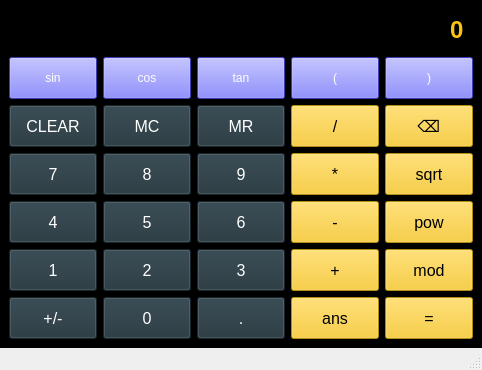
Before: the Qt Designer form calculator.ui in littlemight/OOPerator, drawn with Qt 5.
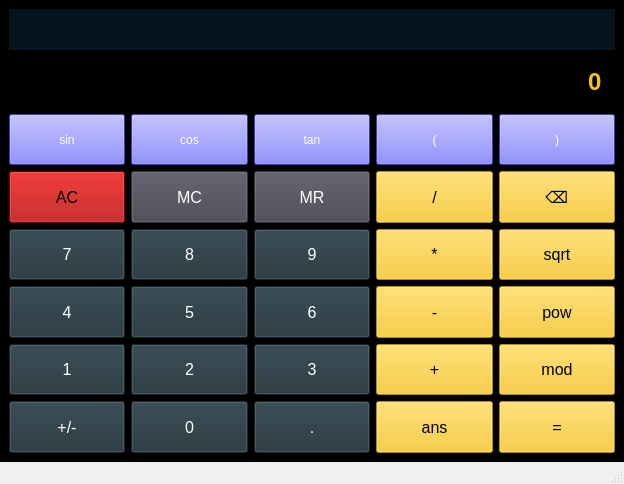
After: the same form once the commit is applied.

Commit message: add errorLog di GUI, update Parser class di GUI

The edit to the form file:
```diff
--- a/calculator.ui
+++ b/calculator.ui
@@ -6,8 +6,8 @@
    <rect>
     <x>0</x>
     <y>0</y>
-    <width>482</width>
-    <height>370</height>
+    <width>624</width>
+    <height>484</height>
    </rect>
   </property>
   <property name="windowTitle">
@@ -23,8 +23,8 @@
 }</string>
    </property>
    <layout class="QGridLayout" name="gridLayout">
-    <item row="2" column="4">
-     <widget class="QPushButton" name="delBtn">
+    <item row="7" column="4">
+     <widget class="QPushButton" name="squareBtn">
       <property name="sizePolicy">
        <sizepolicy hsizetype="Preferred" vsizetype="Preferred">
         <horstretch>0</horstretch>
@@ -46,12 +46,12 @@
 }</string>
       </property>
       <property name="text">
-       <string>⌫</string>
+       <string>pow</string>
       </property>
      </widget>
     </item>
-    <item row="6" column="2">
-     <widget class="QPushButton" name="decimalBtn">
+    <item row="5" column="1">
+     <widget class="QPushButton" name="mcBtn">
       <property name="sizePolicy">
        <sizepolicy hsizetype="Preferred" vsizetype="Preferred">
         <horstretch>0</horstretch>
@@ -67,44 +67,217 @@
       </property>
       <property name="styleSheet">
        <string notr="true">QPushButton {
+	background-color: #474350;
+	color: #ffffff;
+	padding: 5px;
+}</string>
+      </property>
+      <property name="text">
+       <string>MC</string>
+      </property>
+     </widget>
+    </item>
+    <item row="5" column="0">
+     <widget class="QPushButton" name="clearBtn">
+      <property name="sizePolicy">
+       <sizepolicy hsizetype="Preferred" vsizetype="Preferred">
+        <horstretch>0</horstretch>
+        <verstretch>0</verstretch>
+       </sizepolicy>
+      </property>
+      <property name="font">
+       <font>
+        <pointsize>12</pointsize>
+        <weight>50</weight>
+        <bold>false</bold>
+       </font>
+      </property>
+      <property name="styleSheet">
+       <string notr="true">QPushButton {
+	background-color: #AA0000;
+	color: #000000;
+	padding: 5px;
+}</string>
+      </property>
+      <property name="text">
+       <string>AC</string>
+      </property>
+     </widget>
+    </item>
+    <item row="9" column="3">
+     <widget class="QPushButton" name="ansBtn">
+      <property name="sizePolicy">
+       <sizepolicy hsizetype="Preferred" vsizetype="Preferred">
+        <horstretch>0</horstretch>
+        <verstretch>0</verstretch>
+       </sizepolicy>
+      </property>
+      <property name="font">
+       <font>
+        <pointsize>12</pointsize>
+        <weight>50</weight>
+        <bold>false</bold>
+       </font>
+      </property>
+      <property name="styleSheet">
+       <string notr="true">QPushButton {
+	background-color: #f8c414;
+	color: #000000;
+	padding: 5px;
+}</string>
+      </property>
+      <property name="text">
+       <string>ans</string>
+      </property>
+     </widget>
+    </item>
+    <item row="3" column="1">
+     <widget class="QPushButton" name="cosBtn">
+      <property name="sizePolicy">
+       <sizepolicy hsizetype="Preferred" vsizetype="Preferred">
+        <horstretch>0</horstretch>
+        <verstretch>0</verstretch>
+       </sizepolicy>
+      </property>
+      <property name="styleSheet">
+       <string notr="true">QPushButton {
+	background: rgb(85, 85, 255);
+	color: #ffffff;
+}</string>
+      </property>
+      <property name="text">
+       <string>cos</string>
+      </property>
+     </widget>
+    </item>
+    <item row="6" column="1">
+     <widget class="QPushButton" name="digBtn8">
+      <property name="sizePolicy">
+       <sizepolicy hsizetype="Preferred" vsizetype="Preferred">
+        <horstretch>0</horstretch>
+        <verstretch>0</verstretch>
+       </sizepolicy>
+      </property>
+      <property name="font">
+       <font>
+        <pointsize>12</pointsize>
+        <weight>50</weight>
+        <bold>false</bold>
+       </font>
+      </property>
+      <property name="styleSheet">
+       <string notr="true">QPushButton {
 	background-color: #22333B;
 	color: #ffffff;
 	padding: 5px;
 }</string>
       </property>
       <property name="text">
-       <string>.</string>
+       <string>8</string>
+      </property>
+     </widget>
+    </item>
+    <item row="9" column="0">
+     <widget class="QPushButton" name="signBtn">
+      <property name="sizePolicy">
+       <sizepolicy hsizetype="Preferred" vsizetype="Preferred">
+        <horstretch>0</horstretch>
+        <verstretch>0</verstretch>
+       </sizepolicy>
+      </property>
+      <property name="font">
+       <font>
+        <pointsize>12</pointsize>
+        <weight>50</weight>
+        <bold>false</bold>
+       </font>
+      </property>
+      <property name="styleSheet">
+       <string notr="true">QPushButton {
+	background-color: #22333B;
+	color: #ffffff;
+	padding: 5px;
+}</string>
+      </property>
+      <property name="text">
+       <string>+/-</string>
+      </property>
+     </widget>
+    </item>
+    <item row="3" column="2">
+     <widget class="QPushButton" name="tanBtn">
+      <property name="sizePolicy">
+       <sizepolicy hsizetype="Preferred" vsizetype="Preferred">
+        <horstretch>0</horstretch>
+        <verstretch>0</verstretch>
+       </sizepolicy>
+      </property>
+      <property name="styleSheet">
+       <string notr="true">QPushButton {
+	background: rgb(85, 85, 255);
+	color: #ffffff;
+}</string>
+      </property>
+      <property name="text">
+       <string>tan</string>
+      </property>
+     </widget>
+    </item>
+    <item row="6" column="3">
+     <widget class="QPushButton" name="mulBtn">
+      <property name="sizePolicy">
+       <sizepolicy hsizetype="Preferred" vsizetype="Preferred">
+        <horstretch>0</horstretch>
+        <verstretch>0</verstretch>
+       </sizepolicy>
+      </property>
+      <property name="font">
+       <font>
+        <pointsize>12</pointsize>
+        <weight>50</weight>
+        <bold>false</bold>
+       </font>
+      </property>
+      <property name="styleSheet">
+       <string notr="true">QPushButton {
+	background-color: #f8c414;
+	color: #000000;
+	padding: 5px;
+}</string>
+      </property>
+      <property name="text">
+       <string>*</string>
+      </property>
+     </widget>
+    </item>
+    <item row="8" column="0">
+     <widget class="QPushButton" name="digBtn1">
+      <property name="sizePolicy">
+       <sizepolicy hsizetype="Preferred" vsizetype="Preferred">
+        <horstretch>0</horstretch>
+        <verstretch>0</verstretch>
+       </sizepolicy>
+      </property>
+      <property name="font">
+       <font>
+        <pointsize>12</pointsize>
+        <weight>50</weight>
+        <bold>false</bold>
+       </font>
+      </property>
+      <property name="styleSheet">
+       <string notr="true">QPushButton {
+	background-color: #22333B;
+	color: #ffffff;
+	padding: 5px;
+}</string>
+      </property>
+      <property name="text">
+       <string>1</string>
       </property>
      </widget>
     </item>
     <item row="5" column="2">
-     <widget class="QPushButton" name="digBtn3">
-      <property name="sizePolicy">
-       <sizepolicy hsizetype="Preferred" vsizetype="Preferred">
-        <horstretch>0</horstretch>
-        <verstretch>0</verstretch>
-       </sizepolicy>
-      </property>
-      <property name="font">
-       <font>
-        <pointsize>12</pointsize>
-        <weight>50</weight>
-        <bold>false</bold>
-       </font>
-      </property>
-      <property name="styleSheet">
-       <string notr="true">QPushButton {
-	background-color: #22333B;
-	color: #ffffff;
-	padding: 5px;
-}</string>
-      </property>
-      <property name="text">
-       <string>3</string>
-      </property>
-     </widget>
-    </item>
-    <item row="2" column="2">
      <widget class="QPushButton" name="mrBtn">
       <property name="sizePolicy">
        <sizepolicy hsizetype="Preferred" vsizetype="Preferred">
@@ -121,7 +294,7 @@
       </property>
       <property name="styleSheet">
        <string notr="true">QPushButton {
-	background-color: #22333B;
+	background-color: #474350;
 	color: #ffffff;
 	padding: 5px;
 }</string>
@@ -131,8 +304,8 @@
       </property>
      </widget>
     </item>
-    <item row="4" column="1">
-     <widget class="QPushButton" name="digBtn5">
+    <item row="7" column="2">
+     <widget class="QPushButton" name="digBtn6">
       <property name="sizePolicy">
        <sizepolicy hsizetype="Preferred" vsizetype="Preferred">
         <horstretch>0</horstretch>
@@ -154,12 +327,12 @@
 }</string>
       </property>
       <property name="text">
-       <string>5</string>
+       <string>6</string>
       </property>
      </widget>
     </item>
-    <item row="0" column="0" colspan="5">
-     <widget class="QLineEdit" name="display">
+    <item row="8" column="1">
+     <widget class="QPushButton" name="digBtn2">
       <property name="sizePolicy">
        <sizepolicy hsizetype="Preferred" vsizetype="Preferred">
         <horstretch>0</horstretch>
@@ -168,26 +341,132 @@
       </property>
       <property name="font">
        <font>
-        <pointsize>18</pointsize>
-        <weight>75</weight>
-        <bold>true</bold>
+        <pointsize>12</pointsize>
+        <weight>50</weight>
+        <bold>false</bold>
        </font>
       </property>
       <property name="styleSheet">
-       <string notr="true">QLineEdit {
-	color: #f8c414;
+       <string notr="true">QPushButton {
+	background-color: #22333B;
+	color: #ffffff;
 	padding: 5px;
 }</string>
       </property>
       <property name="text">
-       <string>0</string>
+       <string>2</string>
       </property>
-      <property name="alignment">
-       <set>Qt::AlignRight|Qt::AlignTrailing|Qt::AlignVCenter</set>
+     </widget>
+    </item>
+    <item row="6" column="2">
+     <widget class="QPushButton" name="digBtn9">
+      <property name="sizePolicy">
+       <sizepolicy hsizetype="Preferred" vsizetype="Preferred">
+        <horstretch>0</horstretch>
+        <verstretch>0</verstretch>
+       </sizepolicy>
       </property>
+      <property name="font">
+       <font>
+        <pointsize>12</pointsize>
+        <weight>50</weight>
+        <bold>false</bold>
+       </font>
+      </property>
+      <property name="styleSheet">
+       <string notr="true">QPushButton {
+	background-color: #22333B;
+	color: #ffffff;
+	padding: 5px;
+}</string>
+      </property>
+      <property name="text">
+       <string>9</string>
+      </property>
      </widget>
     </item>
-    <item row="4" column="0">
+    <item row="8" column="3">
+     <widget class="QPushButton" name="addBtn">
+      <property name="sizePolicy">
+       <sizepolicy hsizetype="Preferred" vsizetype="Preferred">
+        <horstretch>0</horstretch>
+        <verstretch>0</verstretch>
+       </sizepolicy>
+      </property>
+      <property name="font">
+       <font>
+        <pointsize>12</pointsize>
+        <weight>50</weight>
+        <bold>false</bold>
+       </font>
+      </property>
+      <property name="styleSheet">
+       <string notr="true">QPushButton {
+	background-color: #f8c414;
+	color: #000000;
+	padding: 5px;
+}</string>
+      </property>
+      <property name="text">
+       <string>+</string>
+      </property>
+     </widget>
+    </item>
+    <item row="8" column="4">
+     <widget class="QPushButton" name="modBtn">
+      <property name="sizePolicy">
+       <sizepolicy hsizetype="Preferred" vsizetype="Preferred">
+        <horstretch>0</horstretch>
+        <verstretch>0</verstretch>
+       </sizepolicy>
+      </property>
+      <property name="font">
+       <font>
+        <pointsize>12</pointsize>
+        <weight>50</weight>
+        <bold>false</bold>
+       </font>
+      </property>
+      <property name="styleSheet">
+       <string notr="true">QPushButton {
+	background-color: #f8c414;
+	color: #000000;
+	padding: 5px;
+}</string>
+      </property>
+      <property name="text">
+       <string>mod</string>
+      </property>
+     </widget>
+    </item>
+    <item row="9" column="2">
+     <widget class="QPushButton" name="decimalBtn">
+      <property name="sizePolicy">
+       <sizepolicy hsizetype="Preferred" vsizetype="Preferred">
+        <horstretch>0</horstretch>
+        <verstretch>0</verstretch>
+       </sizepolicy>
+      </property>
+      <property name="font">
+       <font>
+        <pointsize>12</pointsize>
+        <weight>50</weight>
+        <bold>false</bold>
+       </font>
+      </property>
+      <property name="styleSheet">
+       <string notr="true">QPushButton {
+	background-color: #22333B;
+	color: #ffffff;
+	padding: 5px;
+}</string>
+      </property>
+      <property name="text">
+       <string>.</string>
+      </property>
+     </widget>
+    </item>
+    <item row="7" column="0">
      <widget class="QPushButton" name="digBtn4">
       <property name="sizePolicy">
        <sizepolicy hsizetype="Preferred" vsizetype="Preferred">
@@ -214,7 +493,7 @@
       </property>
      </widget>
     </item>
-    <item row="3" column="4">
+    <item row="6" column="4">
      <widget class="QPushButton" name="sqrtBtn">
       <property name="sizePolicy">
        <sizepolicy hsizetype="Preferred" vsizetype="Preferred">
@@ -241,7 +520,53 @@
       </property>
      </widget>
     </item>
-    <item row="4" column="3">
+    <item row="3" column="4">
+     <widget class="QPushButton" name="closeBrBtn">
+      <property name="sizePolicy">
+       <sizepolicy hsizetype="Preferred" vsizetype="Preferred">
+        <horstretch>0</horstretch>
+        <verstretch>0</verstretch>
+       </sizepolicy>
+      </property>
+      <property name="styleSheet">
+       <string notr="true">QPushButton {
+	background: rgb(85, 85, 255);
+	color: #ffffff;
+}</string>
+      </property>
+      <property name="text">
+       <string>)</string>
+      </property>
+     </widget>
+    </item>
+    <item row="5" column="4">
+     <widget class="QPushButton" name="delBtn">
+      <property name="sizePolicy">
+       <sizepolicy hsizetype="Preferred" vsizetype="Preferred">
+        <horstretch>0</horstretch>
+        <verstretch>0</verstretch>
+       </sizepolicy>
+      </property>
+      <property name="font">
+       <font>
+        <pointsize>12</pointsize>
+        <weight>50</weight>
+        <bold>false</bold>
+       </font>
+      </property>
+      <property name="styleSheet">
+       <string notr="true">QPushButton {
+	background-color: #f8c414;
+	color: #000000;
+	padding: 5px;
+}</string>
+      </property>
+      <property name="text">
+       <string>⌫</string>
+      </property>
+     </widget>
+    </item>
+    <item row="7" column="3">
      <widget class="QPushButton" name="substractBtn">
       <property name="sizePolicy">
        <sizepolicy hsizetype="Preferred" vsizetype="Preferred">
@@ -268,88 +593,7 @@
       </property>
      </widget>
     </item>
-    <item row="3" column="1">
-     <widget class="QPushButton" name="digBtn8">
-      <property name="sizePolicy">
-       <sizepolicy hsizetype="Preferred" vsizetype="Preferred">
-        <horstretch>0</horstretch>
-        <verstretch>0</verstretch>
-       </sizepolicy>
-      </property>
-      <property name="font">
-       <font>
-        <pointsize>12</pointsize>
-        <weight>50</weight>
-        <bold>false</bold>
-       </font>
-      </property>
-      <property name="styleSheet">
-       <string notr="true">QPushButton {
-	background-color: #22333B;
-	color: #ffffff;
-	padding: 5px;
-}</string>
-      </property>
-      <property name="text">
-       <string>8</string>
-      </property>
-     </widget>
-    </item>
-    <item row="3" column="2">
-     <widget class="QPushButton" name="digBtn9">
-      <property name="sizePolicy">
-       <sizepolicy hsizetype="Preferred" vsizetype="Preferred">
-        <horstretch>0</horstretch>
-        <verstretch>0</verstretch>
-       </sizepolicy>
-      </property>
-      <property name="font">
-       <font>
-        <pointsize>12</pointsize>
-        <weight>50</weight>
-        <bold>false</bold>
-       </font>
-      </property>
-      <property name="styleSheet">
-       <string notr="true">QPushButton {
-	background-color: #22333B;
-	color: #ffffff;
-	padding: 5px;
-}</string>
-      </property>
-      <property name="text">
-       <string>9</string>
-      </property>
-     </widget>
-    </item>
-    <item row="6" column="3">
-     <widget class="QPushButton" name="ansBtn">
-      <property name="sizePolicy">
-       <sizepolicy hsizetype="Preferred" vsizetype="Preferred">
-        <horstretch>0</horstretch>
-        <verstretch>0</verstretch>
-       </sizepolicy>
-      </property>
-      <property name="font">
-       <font>
-        <pointsize>12</pointsize>
-        <weight>50</weight>
-        <bold>false</bold>
-       </font>
-      </property>
-      <property name="styleSheet">
-       <string notr="true">QPushButton {
-	background-color: #f8c414;
-	color: #000000;
-	padding: 5px;
-}</string>
-      </property>
-      <property name="text">
-       <string>ans</string>
-      </property>
-     </widget>
-    </item>
-    <item row="3" column="0">
+    <item row="6" column="0">
      <widget class="QPushButton" name="digBtn7">
       <property name="sizePolicy">
        <sizepolicy hsizetype="Preferred" vsizetype="Preferred">
@@ -376,169 +620,7 @@
       </property>
      </widget>
     </item>
-    <item row="5" column="0">
-     <widget class="QPushButton" name="digBtn1">
-      <property name="sizePolicy">
-       <sizepolicy hsizetype="Preferred" vsizetype="Preferred">
-        <horstretch>0</horstretch>
-        <verstretch>0</verstretch>
-       </sizepolicy>
-      </property>
-      <property name="font">
-       <font>
-        <pointsize>12</pointsize>
-        <weight>50</weight>
-        <bold>false</bold>
-       </font>
-      </property>
-      <property name="styleSheet">
-       <string notr="true">QPushButton {
-	background-color: #22333B;
-	color: #ffffff;
-	padding: 5px;
-}</string>
-      </property>
-      <property name="text">
-       <string>1</string>
-      </property>
-     </widget>
-    </item>
-    <item row="6" column="1">
-     <widget class="QPushButton" name="digBtn0">
-      <property name="sizePolicy">
-       <sizepolicy hsizetype="Preferred" vsizetype="Preferred">
-        <horstretch>0</horstretch>
-        <verstretch>0</verstretch>
-       </sizepolicy>
-      </property>
-      <property name="font">
-       <font>
-        <pointsize>12</pointsize>
-        <weight>50</weight>
-        <bold>false</bold>
-       </font>
-      </property>
-      <property name="styleSheet">
-       <string notr="true">QPushButton {
-	background-color: #22333B;
-	color: #ffffff;
-	padding: 5px;
-}</string>
-      </property>
-      <property name="text">
-       <string>0</string>
-      </property>
-     </widget>
-    </item>
-    <item row="5" column="3">
-     <widget class="QPushButton" name="addBtn">
-      <property name="sizePolicy">
-       <sizepolicy hsizetype="Preferred" vsizetype="Preferred">
-        <horstretch>0</horstretch>
-        <verstretch>0</verstretch>
-       </sizepolicy>
-      </property>
-      <property name="font">
-       <font>
-        <pointsize>12</pointsize>
-        <weight>50</weight>
-        <bold>false</bold>
-       </font>
-      </property>
-      <property name="styleSheet">
-       <string notr="true">QPushButton {
-	background-color: #f8c414;
-	color: #000000;
-	padding: 5px;
-}</string>
-      </property>
-      <property name="text">
-       <string>+</string>
-      </property>
-     </widget>
-    </item>
-    <item row="6" column="0">
-     <widget class="QPushButton" name="signBtn">
-      <property name="sizePolicy">
-       <sizepolicy hsizetype="Preferred" vsizetype="Preferred">
-        <horstretch>0</horstretch>
-        <verstretch>0</verstretch>
-       </sizepolicy>
-      </property>
-      <property name="font">
-       <font>
-        <pointsize>12</pointsize>
-        <weight>50</weight>
-        <bold>false</bold>
-       </font>
-      </property>
-      <property name="styleSheet">
-       <string notr="true">QPushButton {
-	background-color: #22333B;
-	color: #ffffff;
-	padding: 5px;
-}</string>
-      </property>
-      <property name="text">
-       <string>+/-</string>
-      </property>
-     </widget>
-    </item>
-    <item row="2" column="1">
-     <widget class="QPushButton" name="mcBtn">
-      <property name="sizePolicy">
-       <sizepolicy hsizetype="Preferred" vsizetype="Preferred">
-        <horstretch>0</horstretch>
-        <verstretch>0</verstretch>
-       </sizepolicy>
-      </property>
-      <property name="font">
-       <font>
-        <pointsize>12</pointsize>
-        <weight>50</weight>
-        <bold>false</bold>
-       </font>
-      </property>
-      <property name="styleSheet">
-       <string notr="true">QPushButton {
-	background-color: #22333B;
-	color: #ffffff;
-	padding: 5px;
-}</string>
-      </property>
-      <property name="text">
-       <string>MC</string>
-      </property>
-     </widget>
-    </item>
-    <item row="5" column="1">
-     <widget class="QPushButton" name="digBtn2">
-      <property name="sizePolicy">
-       <sizepolicy hsizetype="Preferred" vsizetype="Preferred">
-        <horstretch>0</horstretch>
-        <verstretch>0</verstretch>
-       </sizepolicy>
-      </property>
-      <property name="font">
-       <font>
-        <pointsize>12</pointsize>
-        <weight>50</weight>
-        <bold>false</bold>
-       </font>
-      </property>
-      <property name="styleSheet">
-       <string notr="true">QPushButton {
-	background-color: #22333B;
-	color: #ffffff;
-	padding: 5px;
-}</string>
-      </property>
-      <property name="text">
-       <string>2</string>
-      </property>
-     </widget>
-    </item>
-    <item row="6" column="4">
+    <item row="9" column="4">
      <widget class="QPushButton" name="evalBtn">
       <property name="sizePolicy">
        <sizepolicy hsizetype="Preferred" vsizetype="Preferred">
@@ -565,142 +647,7 @@
       </property>
      </widget>
     </item>
-    <item row="4" column="4">
-     <widget class="QPushButton" name="squareBtn">
-      <property name="sizePolicy">
-       <sizepolicy hsizetype="Preferred" vsizetype="Preferred">
-        <horstretch>0</horstretch>
-        <verstretch>0</verstretch>
-       </sizepolicy>
-      </property>
-      <property name="font">
-       <font>
-        <pointsize>12</pointsize>
-        <weight>50</weight>
-        <bold>false</bold>
-       </font>
-      </property>
-      <property name="styleSheet">
-       <string notr="true">QPushButton {
-	background-color: #f8c414;
-	color: #000000;
-	padding: 5px;
-}</string>
-      </property>
-      <property name="text">
-       <string>pow</string>
-      </property>
-     </widget>
-    </item>
-    <item row="5" column="4">
-     <widget class="QPushButton" name="modBtn">
-      <property name="sizePolicy">
-       <sizepolicy hsizetype="Preferred" vsizetype="Preferred">
-        <horstretch>0</horstretch>
-        <verstretch>0</verstretch>
-       </sizepolicy>
-      </property>
-      <property name="font">
-       <font>
-        <pointsize>12</pointsize>
-        <weight>50</weight>
-        <bold>false</bold>
-       </font>
-      </property>
-      <property name="styleSheet">
-       <string notr="true">QPushButton {
-	background-color: #f8c414;
-	color: #000000;
-	padding: 5px;
-}</string>
-      </property>
-      <property name="text">
-       <string>mod</string>
-      </property>
-     </widget>
-    </item>
-    <item row="4" column="2">
-     <widget class="QPushButton" name="digBtn6">
-      <property name="sizePolicy">
-       <sizepolicy hsizetype="Preferred" vsizetype="Preferred">
-        <horstretch>0</horstretch>
-        <verstretch>0</verstretch>
-       </sizepolicy>
-      </property>
-      <property name="font">
-       <font>
-        <pointsize>12</pointsize>
-        <weight>50</weight>
-        <bold>false</bold>
-       </font>
-      </property>
-      <property name="styleSheet">
-       <string notr="true">QPushButton {
-	background-color: #22333B;
-	color: #ffffff;
-	padding: 5px;
-}</string>
-      </property>
-      <property name="text">
-       <string>6</string>
-      </property>
-     </widget>
-    </item>
-    <item row="2" column="0">
-     <widget class="QPushButton" name="clearBtn">
-      <property name="sizePolicy">
-       <sizepolicy hsizetype="Preferred" vsizetype="Preferred">
-        <horstretch>0</horstretch>
-        <verstretch>0</verstretch>
-       </sizepolicy>
-      </property>
-      <property name="font">
-       <font>
-        <pointsize>12</pointsize>
-        <weight>50</weight>
-        <bold>false</bold>
-       </font>
-      </property>
-      <property name="styleSheet">
-       <string notr="true">QPushButton {
-	background-color: #22333B;
-	color: #ffffff;
-	padding: 5px;
-}</string>
-      </property>
-      <property name="text">
-       <string>CLEAR</string>
-      </property>
-     </widget>
-    </item>
-    <item row="3" column="3">
-     <widget class="QPushButton" name="mulBtn">
-      <property name="sizePolicy">
-       <sizepolicy hsizetype="Preferred" vsizetype="Preferred">
-        <horstretch>0</horstretch>
-        <verstretch>0</verstretch>
-       </sizepolicy>
-      </property>
-      <property name="font">
-       <font>
-        <pointsize>12</pointsize>
-        <weight>50</weight>
-        <bold>false</bold>
-       </font>
-      </property>
-      <property name="styleSheet">
-       <string notr="true">QPushButton {
-	background-color: #f8c414;
-	color: #000000;
-	padding: 5px;
-}</string>
-      </property>
-      <property name="text">
-       <string>*</string>
-      </property>
-     </widget>
-    </item>
-    <item row="2" column="3">
+    <item row="5" column="3">
      <widget class="QPushButton" name="divBtn">
       <property name="sizePolicy">
        <sizepolicy hsizetype="Preferred" vsizetype="Preferred">
@@ -727,45 +674,7 @@
       </property>
      </widget>
     </item>
-    <item row="1" column="3">
-     <widget class="QPushButton" name="openBrBtn">
-      <property name="sizePolicy">
-       <sizepolicy hsizetype="Preferred" vsizetype="Preferred">
-        <horstretch>0</horstretch>
-        <verstretch>0</verstretch>
-       </sizepolicy>
-      </property>
-      <property name="styleSheet">
-       <string notr="true">QPushButton {
-	background: rgb(85, 85, 255);
-	color: #ffffff;
-}</string>
-      </property>
-      <property name="text">
-       <string>(</string>
-      </property>
-     </widget>
-    </item>
-    <item row="1" column="4">
-     <widget class="QPushButton" name="closeBrBtn">
-      <property name="sizePolicy">
-       <sizepolicy hsizetype="Preferred" vsizetype="Preferred">
-        <horstretch>0</horstretch>
-        <verstretch>0</verstretch>
-       </sizepolicy>
-      </property>
-      <property name="styleSheet">
-       <string notr="true">QPushButton {
-	background: rgb(85, 85, 255);
-	color: #ffffff;
-}</string>
-      </property>
-      <property name="text">
-       <string>)</string>
-      </property>
-     </widget>
-    </item>
-    <item row="1" column="0">
+    <item row="3" column="0">
      <widget class="QPushButton" name="sinBtn">
       <property name="sizePolicy">
        <sizepolicy hsizetype="Preferred" vsizetype="Preferred">
@@ -784,27 +693,35 @@
       </property>
      </widget>
     </item>
-    <item row="1" column="1">
-     <widget class="QPushButton" name="cosBtn">
+    <item row="7" column="1">
+     <widget class="QPushButton" name="digBtn5">
       <property name="sizePolicy">
        <sizepolicy hsizetype="Preferred" vsizetype="Preferred">
         <horstretch>0</horstretch>
         <verstretch>0</verstretch>
        </sizepolicy>
       </property>
+      <property name="font">
+       <font>
+        <pointsize>12</pointsize>
+        <weight>50</weight>
+        <bold>false</bold>
+       </font>
+      </property>
       <property name="styleSheet">
        <string notr="true">QPushButton {
-	background: rgb(85, 85, 255);
+	background-color: #22333B;
 	color: #ffffff;
+	padding: 5px;
 }</string>
       </property>
       <property name="text">
-       <string>cos</string>
+       <string>5</string>
       </property>
      </widget>
     </item>
-    <item row="1" column="2">
-     <widget class="QPushButton" name="tanBtn">
+    <item row="3" column="3">
+     <widget class="QPushButton" name="openBrBtn">
       <property name="sizePolicy">
        <sizepolicy hsizetype="Preferred" vsizetype="Preferred">
         <horstretch>0</horstretch>
@@ -818,7 +735,117 @@
 }</string>
       </property>
       <property name="text">
-       <string>tan</string>
+       <string>(</string>
+      </property>
+     </widget>
+    </item>
+    <item row="9" column="1">
+     <widget class="QPushButton" name="digBtn0">
+      <property name="sizePolicy">
+       <sizepolicy hsizetype="Preferred" vsizetype="Preferred">
+        <horstretch>0</horstretch>
+        <verstretch>0</verstretch>
+       </sizepolicy>
+      </property>
+      <property name="font">
+       <font>
+        <pointsize>12</pointsize>
+        <weight>50</weight>
+        <bold>false</bold>
+       </font>
+      </property>
+      <property name="styleSheet">
+       <string notr="true">QPushButton {
+	background-color: #22333B;
+	color: #ffffff;
+	padding: 5px;
+}</string>
+      </property>
+      <property name="text">
+       <string>0</string>
+      </property>
+     </widget>
+    </item>
+    <item row="8" column="2">
+     <widget class="QPushButton" name="digBtn3">
+      <property name="sizePolicy">
+       <sizepolicy hsizetype="Preferred" vsizetype="Preferred">
+        <horstretch>0</horstretch>
+        <verstretch>0</verstretch>
+       </sizepolicy>
+      </property>
+      <property name="font">
+       <font>
+        <pointsize>12</pointsize>
+        <weight>50</weight>
+        <bold>false</bold>
+       </font>
+      </property>
+      <property name="styleSheet">
+       <string notr="true">QPushButton {
+	background-color: #22333B;
+	color: #ffffff;
+	padding: 5px;
+}</string>
+      </property>
+      <property name="text">
+       <string>3</string>
+      </property>
+     </widget>
+    </item>
+    <item row="2" column="0" colspan="5">
+     <widget class="QLineEdit" name="display">
+      <property name="sizePolicy">
+       <sizepolicy hsizetype="Preferred" vsizetype="Preferred">
+        <horstretch>0</horstretch>
+        <verstretch>0</verstretch>
+       </sizepolicy>
+      </property>
+      <property name="font">
+       <font>
+        <pointsize>18</pointsize>
+        <weight>75</weight>
+        <bold>true</bold>
+       </font>
+      </property>
+      <property name="styleSheet">
+       <string notr="true">QLineEdit {
+	color: #f8c414;
+	padding: 10px;
+	border: transparent;
+}</string>
+      </property>
+      <property name="text">
+       <string>0</string>
+      </property>
+      <property name="alignment">
+       <set>Qt::AlignRight|Qt::AlignTrailing|Qt::AlignVCenter</set>
+      </property>
+     </widget>
+    </item>
+    <item row="0" column="0" colspan="5">
+     <widget class="QLineEdit" name="errorLog">
+      <property name="sizePolicy">
+       <sizepolicy hsizetype="Preferred" vsizetype="Fixed">
+        <horstretch>0</horstretch>
+        <verstretch>0</verstretch>
+       </sizepolicy>
+      </property>
+      <property name="font">
+       <font>
+        <pointsize>12</pointsize>
+       </font>
+      </property>
+      <property name="styleSheet">
+       <string notr="true">QLineEdit {
+	background: #04151F;
+	color: #f8c414;
+	border: transparent;
+	padding: 10px;
+}</string>
+      </property>
+      <property name="alignment">
+       <set>Qt::AlignRight|Qt::AlignTrailing|Qt::AlignVCenter</set>
       </property>
      </widget>
     </item>
```
Left out of the diff: 10 changed lines with no effect on the pictures. The commit also changes 5 other files.
